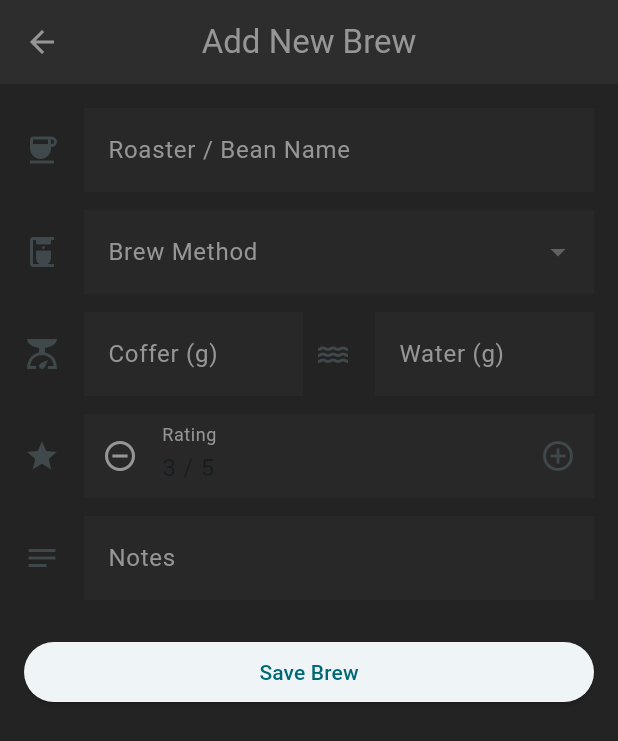
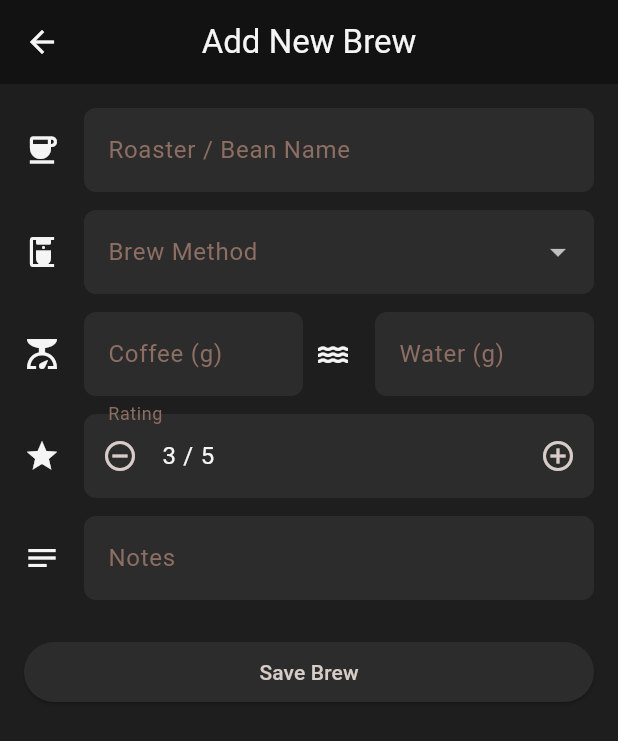
Before and after one commit to itumelengmoeletsi/coffee_brew_log, a Flutter app: the screen it shows after launch, after a tap on "Add", on a phone screen of 412 x 824 dp. Shown: the top 741 px of the screen. Run offline on Flutter 3.47's test engine with Material 3 defaults, Android fonts, the phone set to English and light mode, and no system bars; our stand-ins replace equatable, flutter_bloc, google_fonts; network calls fail.

Commit message:
Finalised screen and modified cubit & service files

```diff
--- a/frontend/lib/config/theme.dart
+++ b/frontend/lib/config/theme.dart
@@ -1,75 +1,110 @@
 import 'package:flutter/material.dart';
 
 class AppColors {
-  static Color primaryColor = const Color.fromRGBO(255, 255, 255, 1);
-  static Color primaryAccent = const Color.fromRGBO(196, 178, 172, 1);
-  static Color secondaryColor = const Color.fromRGBO(45, 45, 45, 1);
-  static Color secondaryAccent = const Color.fromRGBO(35, 35, 35, 1);
-  static Color textColor = const Color.fromRGBO(150, 150, 150, 1);
-  static Color rating1 = const Color.fromRGBO(255, 0, 0, 1);
-  static Color rating2 = const Color.fromRGBO(255, 75, 75, 1);
-  static Color rating3 = const Color.fromRGBO(255, 125, 0, 1);
-  static Color rating4 = const Color.fromRGBO(0, 200, 150, 1);
-  static Color rating5 = const Color.fromRGBO(0, 255, 0, 1);
+  static const Color scaffoldBackground = Color(0xFF1E1E1E);
+  static const Color cardSurface = Color(0xFF2C2C2C);
+  static const Color appBarBackground = Color(0xFF121212);
+
+  static const Color primaryAccent = Color(0xFFD7CCC8);
+  static const Color secondaryAccent = Color(0xFFB0BEC5);
+
+  static const Color textPrimary = Color(0xFFF5F5F5);
+  static const Color textSecondary = Color(0xFF8D6E63);
+
+  static const Color rating1 = Color(0xFFEF5350);
+  static const Color rating2 = Color(0xFFFF7043);
+  static const Color rating3 = Color(0xFFFFB74D);
+  static const Color rating4 = Color(0xFF66BB6A);
+  static const Color rating5 = Color(0xFF26A69A);
 }
 
 ThemeData primaryTheme = ThemeData(
-  colorScheme: ColorScheme.fromSeed(
-    seedColor: AppColors.primaryColor
+  useMaterial3: true,
+  colorScheme: ColorScheme.dark(
+    primary: AppColors.primaryAccent,
+    secondary: AppColors.secondaryAccent,
+    surface: AppColors.cardSurface,
+    background: AppColors.scaffoldBackground,
+    onPrimary: Colors.black,
+    onSecondary: Colors.white,
+    onSurface: AppColors.textPrimary,
   ),
 
   // scaffold color
-  scaffoldBackgroundColor: AppColors.secondaryAccent,
+  scaffoldBackgroundColor: AppColors.scaffoldBackground,
 
   // app bar theme colors
   appBarTheme: AppBarTheme(
-    backgroundColor: AppColors.secondaryColor,
-    foregroundColor: AppColors.textColor,
+    backgroundColor: AppColors.appBarBackground,
+    foregroundColor: AppColors.textPrimary,
     surfaceTintColor: Colors.transparent,
     centerTitle: true,
+    elevation: 0,
   ),
 
-  textTheme: TextTheme(
+    textTheme: TextTheme(
     bodyMedium: TextStyle(
-      color: AppColors.textColor,
+      color: AppColors.textPrimary,
       fontSize: 16,
-      letterSpacing: 1,
+      letterSpacing: 0.5,
     ),
     headlineMedium: TextStyle(
-      color: AppColors.textColor,
-      fontSize: 16,
+      color: AppColors.textPrimary,
+      fontSize: 18,
       fontWeight: FontWeight.bold,
-      letterSpacing: 1,
+      letterSpacing: 0.5,
     ),
     titleMedium: TextStyle(
-      color: AppColors.textColor,
+      color: AppColors.textPrimary,
       fontSize: 16,
-      fontWeight: FontWeight.bold,
-      letterSpacing: 1,
+      fontWeight: FontWeight.w600,
+      letterSpacing: 0.5,
     ),
   ),
 
   // Card Theme
   cardTheme: CardThemeData(
-    color: AppColors.secondaryColor.withOpacity(0.5),
+    color: AppColors.cardSurface,
     surfaceTintColor: Colors.transparent,
-    shadowColor: Colors.transparent,
-    shape: const RoundedRectangleBorder(),
+    shadowColor: Colors.black45,
+    elevation: 2,
+    shape: RoundedRectangleBorder(
+      borderRadius: BorderRadius.circular(12),
+      side: BorderSide(color: Colors.white.withOpacity(0.08)),
+    ),
     margin: const EdgeInsets.only(bottom: 16)
   ),
 
   // Input decoration theme
   inputDecorationTheme: InputDecorationTheme(
     filled: true,
-    fillColor: AppColors.secondaryColor.withOpacity(0.5),
-    border: InputBorder.none,
-    labelStyle: TextStyle(color: AppColors.textColor),
-    prefixIconColor: AppColors.textColor,
+    fillColor: AppColors.cardSurface,
+    hintStyle: const TextStyle(color: AppColors.textSecondary),
+    labelStyle: const TextStyle(color: AppColors.textSecondary),
+    prefixIconColor: AppColors.primaryAccent,
+    suffixIconColor: AppColors.primaryAccent,
+    border: OutlineInputBorder(
+      borderRadius: BorderRadius.circular(8),
+      borderSide: BorderSide.none,
+    ),
+    focusedBorder: OutlineInputBorder(
+      borderRadius: BorderRadius.circular(8),
+      borderSide: const BorderSide(color: AppColors.primaryAccent, width: 1.5),
+    ),
   ),
 
   // dialog theme
-  dialogTheme: DialogThemeData(
-    backgroundColor: AppColors.secondaryAccent,
+  dialogTheme: const DialogThemeData(
+    backgroundColor: AppColors.cardSurface,
     surfaceTintColor: Colors.transparent,
+    titleTextStyle: TextStyle(
+      color: AppColors.textPrimary,
+      fontSize: 18,
+      fontWeight: FontWeight.bold,
+    ),
+    contentTextStyle: TextStyle(
+      color: AppColors.textPrimary,
+      fontSize: 15,
+    ),
   ),
 );
--- a/frontend/lib/cubit/brew/brew_cubit.dart
+++ b/frontend/lib/cubit/brew/brew_cubit.dart
@@ -14,7 +14,9 @@
     try {
       final brews = await apiService.fetchBrews();
       emit(BrewLoaded(brews));
-    } catch (e) {
+    } catch (e, stackTrace) {
+      print('Error loading brews: $e');
+      print('Stack trace: $stackTrace');
       emit(BrewError(e.toString()));
     }
   }
--- a/frontend/lib/main.dart
+++ b/frontend/lib/main.dart
@@ -16,7 +16,7 @@
   @override
   Widget build(BuildContext context) {
     return BlocProvider(
-      create: (context) => BrewCubit(apiService: ApiService())..loadBrews(),
+      create: (context) => BrewCubit(apiService: ApiService()),
       child: MaterialApp(
         title: 'Coffee Brew Log',
         debugShowCheckedModeBanner: false,
--- a/frontend/lib/models/brew.dart
+++ b/frontend/lib/models/brew.dart
@@ -2,9 +2,9 @@
   final int id;
   final String roasterName;
   final String brewMethod;
-  final double coffeeWeight;
-  final double waterWeight;
-  final int? rating;
+  final int coffeeWeight;
+  final int waterWeight;
+  final int rating;
   final String? notes;
 
   Brew({
@@ -13,20 +13,20 @@
     required this.brewMethod,
     required this.coffeeWeight,
     required this.waterWeight,
-    this.rating,
+    required this.rating,
     this.notes
   });
 
   // Convert JSON from FastAPI into a Flutter Brew object
   factory Brew.fromJson(Map<String, dynamic> json) {
     return Brew(
-      id: json['id'],
-      roasterName: json['roaster_name'],
-      brewMethod: json['brew_method'],
-      coffeeWeight: (json['coffee_weight'] as num).toDouble(),
-      waterWeight: (json['coffee_weight'] as num).toDouble(),
-      rating: json['rating'],
-      notes: json['notes'],
+      id: json['id'] as int? ?? 0,
+      roasterName: json['roaster_name'] as String? ?? '',
+      brewMethod: json['brew_method'] as String? ?? '',
+      coffeeWeight: json['coffee_weight'] as int? ?? 0,
+      waterWeight: json['water_weight'] as int? ?? 0,
+      rating: json['rating'] as int? ?? 0,
+      notes: json['notes'] as String?,
     );
   }
 
--- a/frontend/lib/screens/brew_form.dart
+++ b/frontend/lib/screens/brew_form.dart
@@ -26,9 +26,11 @@
 
   final List<String> _brewMethods = [
     'V60',
-    'Aerospace',
+    'AeroPress',
+    'Drip Coffee',
     'French Press',
-    'Espress',
+    'Espresso',
+    'French Press',
     'Chemex',
     'Moka Pot',
   ];
@@ -45,7 +47,7 @@
       _selectedBrewMethod = brew.brewMethod;
       _coffeeWeightController.text = brew.coffeeWeight.toString();
       _waterWeightController.text = brew.waterWeight.toString();
-      _rating = brew.rating ?? 3;
+      _rating = brew.rating;
       _notesController.text = brew.notes ?? '';
     }
   }
@@ -65,10 +67,10 @@
     if (_formKey.currentState!.validate()) {
       // building the payload to match the fastapi structure
       final brewData = {
-        'roaster': _roasterController.text.trim(),
-        'brew_method': _selectedBrewMethod ?? '', // uses selected dropdown value
-        'coffee_weight': double.tryParse(_coffeeWeightController.text) ?? 0.0,
-        'water_weight': double.tryParse(_waterWeightController.text) ?? 0.0,
+        'roaster_name': _roasterController.text.trim(),
+        'brew_method': _selectedBrewMethod, // uses selected dropdown value
+        'coffee_weight': int.parse(_coffeeWeightController.text.trim()),
+        'water_weight': int.parse(_waterWeightController.text.trim()),
         'rating': _rating, // Uses counter state integer
         'notes': _notesController.text.trim(),
       };
@@ -150,12 +152,20 @@
                     Expanded(
                       child: TextFormField(
                         controller: _coffeeWeightController,
+                        keyboardType: TextInputType.number,
                         decoration: const InputDecoration(
-                          labelText: 'Coffer (g)',
+                          labelText: 'Coffee (g)',
                           icon: Icon(Icons.scale),
                         ),
-                        validator: (value) =>
-                              value == null || value.isEmpty ? '0' : null,
+                        validator: (value) {
+                          if (value == null || value.trim().isEmpty) {
+                            return 'Enter weight';
+                          }
+                          if (int.tryParse(value.trim()) == null) {
+                            return 'Enter valid number';
+                          }
+                          return null;
+                        },
                       ),
                     ),
                     const SizedBox(width: 8),
@@ -164,12 +174,20 @@
                     Expanded(
                       child: TextFormField(
                         controller: _waterWeightController,
+                        keyboardType: TextInputType.number,
                         decoration: const InputDecoration(
                           labelText: 'Water (g)',
                           icon: Icon(Icons.water),
                         ),
-                        validator: (value) =>
-                              value == null || value.isEmpty ? '0' : null,
+                        validator: (value) {
+                          if (value == null || value.trim().isEmpty) {
+                            return 'Enter weight';
+                          }
+                          if (int.tryParse(value.trim()) == null) {
+                            return 'Enter valid number';
+                          }
+                          return null;
+                        }
                       ),
                     ),
                   ],
--- a/frontend/lib/screens/brew_list_screen.dart
+++ b/frontend/lib/screens/brew_list_screen.dart
@@ -19,11 +19,19 @@
   final List<String> _methodOptions = [
     'ALL',
     'V60',
-    'Aeropress',
-    'Drip coffee',
+    'AeroPress',
+    'Drip Coffee',
     'Espresso',
     'French Press',
+    'Chemex',
+    'Moka Pot'
   ];
+
+  @override
+  void initState() {
+    super.initState();
+    context.read<BrewCubit>().loadBrews();
+  }
 
   @override
   Widget build(BuildContext context) {
@@ -42,20 +50,23 @@
                     style: TextStyle(
                       fontSize: 32,
                       fontWeight: FontWeight.bold,
-                      color: Colors.white,
+                      color: AppColors.textPrimary,
                     ),
                   ),
                   ElevatedButton(
                     onPressed: () {
                       Navigator.of(context).push(
                         MaterialPageRoute(
-                          builder: (context) => const BrewForm(),
+                          builder: (_) =>BlocProvider.value(
+                            value: context.read<BrewCubit>(),
+                            child: const BrewForm(),
+                          ),
                         ),
                       );
                     },
                     style: ElevatedButton.styleFrom(
-                      backgroundColor: Colors.black,
-                      foregroundColor: Colors.white,
+                      backgroundColor: AppColors.primaryAccent,
+                      foregroundColor: Colors.black,
                       shape: const StadiumBorder(),
                       padding: const EdgeInsets.symmetric(horizontal: 24, vertical: 12),
                     ),
@@ -75,22 +86,23 @@
               // filter dropdown
               DropdownButtonFormField<String>(
                 value: _selectedMethod,
-                dropdownColor: AppColors.secondaryColor,
-                style: TextStyle(color: AppColors.textColor, fontSize: 16),
+                dropdownColor: AppColors.cardSurface,
+                iconEnabledColor: AppColors.primaryAccent,
+                style: TextStyle(color: AppColors.textPrimary, fontSize: 16),
                 decoration: InputDecoration(
                   hintText: 'Filter by method',
                   contentPadding: const EdgeInsets.symmetric(horizontal: 16, vertical: 12),
                   filled: true,
-                  fillColor: AppColors.secondaryColor.withOpacity(0.5),
+                  fillColor: AppColors.cardSurface,
                   enabledBorder: OutlineInputBorder(
                     borderRadius: BorderRadius.circular(24),
                     borderSide: BorderSide(
-                      color: AppColors.textColor.withOpacity(0.3),
+                      color: AppColors.textSecondary.withOpacity(0.3),
                     ),
                   ),
                   focusedBorder: OutlineInputBorder(
                     borderRadius: BorderRadius.circular(24),
-                    borderSide: BorderSide(color: AppColors.textColor),
+                    borderSide: BorderSide(color: AppColors.primaryAccent),
                   ),
                 ),
                 items: _methodOptions.map((String method) {
@@ -127,7 +139,7 @@
                           children: [
                             Text(
                               'Failed to load brews',
-                              style: TextStyle(color: AppColors.textColor),
+                              style: TextStyle(color: AppColors.textPrimary),
                             ),
                             const SizedBox(height: 8),
                             ElevatedButton(
@@ -145,16 +157,19 @@
                       final filteredBrews = _selectedMethod == 'ALL'
                           ? state.brews
                           : state.brews
-                              .where((brew) =>
-                                  brew.brewMethod.toLowerCase() ==
-                                  _selectedMethod.toLowerCase())
-                              .toList();
+                              .where((brew) {
+                                final methodInDb = brew.brewMethod.toLowerCase().trim();
+                                final selectedFilter = _selectedMethod.toLowerCase().trim();
+
+                                return methodInDb.contains(selectedFilter) ||
+                                        selectedFilter.contains(methodInDb);
+                              }).toList();
 
                       if (filteredBrews.isEmpty) {
                         return Center(
                           child: Text(
-                            'No brews found',
-                            style: TextStyle(color: AppColors.textColor),
+                            'No brews found for $_selectedMethod',
+                            style: TextStyle(color: AppColors.textPrimary),
                           )
                         );
                       }
@@ -164,6 +179,7 @@
                           await context.read<BrewCubit>().loadBrews();
                         },
                         child: ListView.builder(
+                          physics: const AlwaysScrollableScrollPhysics(), // ensures pull to refresh alwasy works
                           itemCount: filteredBrews.length,
                           itemBuilder: (context, index) {
                             final brew = filteredBrews[index];
@@ -172,9 +188,11 @@
                               onEdit: () {
                                 Navigator.of(context).push(
                                   MaterialPageRoute(
-                                    builder: (context) =>
-                                        BrewForm(brew: brew),
-                                  )
+                                    builder: (_) => BlocProvider.value(
+                                      value: context.read<BrewCubit>(),
+                                      child: BrewForm(brew: brew),
+                                    ),
+                                  ),
                                 );
                               },
                             );
--- a/frontend/lib/services/api_service.dart
+++ b/frontend/lib/services/api_service.dart
@@ -7,8 +7,11 @@
   static const String baseUrl = 'http://localhost:8000/api/brews';
 
   // GET api/brews/
-  Future<List<Brew>> fetchBrews() async {
-    final response = await http.get(Uri.parse('$baseUrl/'));
+  Future<List<Brew>> fetchBrews({String? brewMethod}) async {
+    final Uri uri = Uri.http('localhost:8000', '/api/brews/', {
+      if (brewMethod != null && brewMethod.isNotEmpty) 'brew_method': brewMethod,
+    });
+    final response = await http.get(uri);
 
     if (response.statusCode == 200) {
       final List<dynamic> body = jsonDecode(response.body);
@@ -36,7 +39,7 @@
   // PATCH /api/brews/{id}
   Future<Brew> updateBrew(int id, Map<String, dynamic> brewData) async {
     final response = await http.patch(
-      Uri.parse('$baseUrl/$id'),
+      Uri.parse('$baseUrl/$id/'),
       headers: {'Content-Type': 'application/json'},
       body: jsonEncode(brewData),
     );
```
Also changed, not shown: frontend/lib/screens/brew_card.dart (+9 -8 lines).
